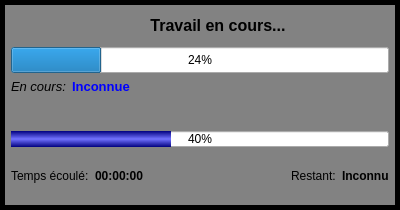
Above: python/resources/ui/progressdialog.ui from introlab/OpenIMU before the change. Below: the same form after it.
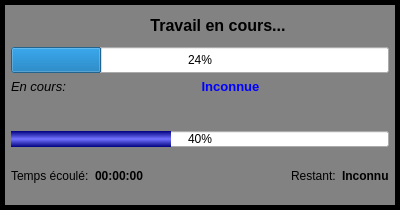
That is the form after the change. Icons and pictures are not drawn.

```diff
--- a/python/resources/ui/progressdialog.ui
+++ b/python/resources/ui/progressdialog.ui
@@ -150,6 +150,9 @@
        <property name="text">
         <string>Inconnue</string>
        </property>
+       <property name="alignment">
+        <set>Qt::AlignCenter</set>
+       </property>
        <property name="wordWrap">
         <bool>true</bool>
        </property>
```
